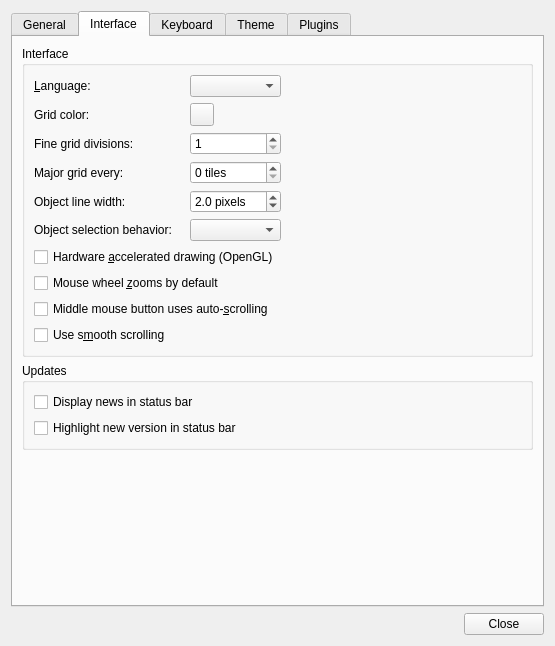
Before: the Qt Designer form src/tiled/preferencesdialog.ui in mapeditor/tiled, drawn with Qt 5.
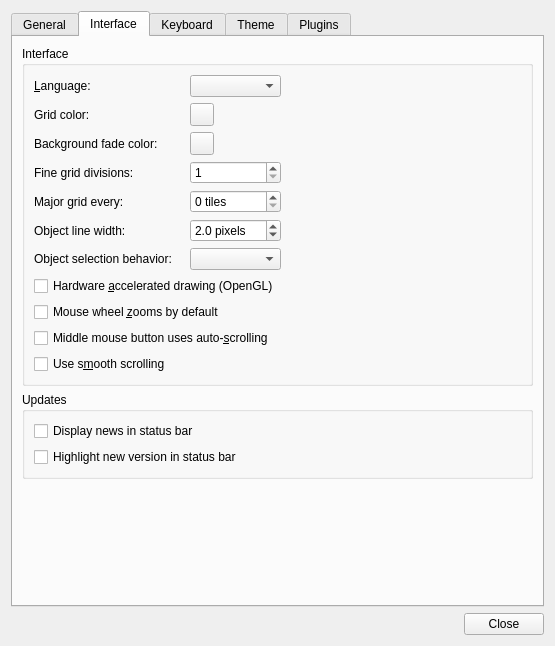
After: the same form once the commit is applied. The open tabs and pages were chosen to show the change. Custom widgets are drawn as their Qt base class.

The edit to the form file:
```diff
--- a/src/tiled/preferencesdialog.ui
+++ b/src/tiled/preferencesdialog.ui
@@ -188,30 +188,7 @@
             </property>
            </widget>
           </item>
-          <item row="2" column="3">
-           <widget class="Tiled::ColorButton" name="gridColor"/>
-          </item>
-          <item row="3" column="0">
-           <widget class="QLabel" name="label_4">
-            <property name="text">
-             <string>Fine grid divisions:</string>
-            </property>
-            <property name="buddy">
-             <cstring>gridFine</cstring>
-            </property>
-           </widget>
-          </item>
           <item row="6" column="0">
-           <widget class="QLabel" name="label_6">
-            <property name="text">
-             <string>Object selection behavior:</string>
-            </property>
-            <property name="buddy">
-             <cstring>objectSelectionBehaviorCombo</cstring>
-            </property>
-           </widget>
-          </item>
-          <item row="5" column="0">
            <widget class="QLabel" name="label">
             <property name="text">
              <string>Object line width:</string>
@@ -221,7 +198,34 @@
             </property>
            </widget>
           </item>
-          <item row="5" column="3">
+          <item row="0" column="0">
+           <widget class="QLabel" name="label_2">
+            <property name="text">
+             <string>&amp;Language:</string>
+            </property>
+            <property name="buddy">
+             <cstring>languageCombo</cstring>
+            </property>
+           </widget>
+          </item>
+          <item row="5" column="0">
+           <widget class="QLabel" name="label_7">
+            <property name="text">
+             <string>Major grid every:</string>
+            </property>
+           </widget>
+          </item>
+          <item row="0" column="3">
+           <widget class="QComboBox" name="languageCombo"/>
+          </item>
+          <item row="10" column="0" colspan="5">
+           <widget class="QCheckBox" name="wheelZoomsByDefault">
+            <property name="text">
+             <string>Mouse wheel &amp;zooms by default</string>
+            </property>
+           </widget>
+          </item>
+          <item row="6" column="3">
            <widget class="QDoubleSpinBox" name="objectLineWidth">
             <property name="suffix">
              <string> pixels</string>
@@ -237,20 +241,7 @@
             </property>
            </widget>
           </item>
-          <item row="3" column="3">
-           <widget class="QSpinBox" name="gridFine">
-            <property name="minimum">
-             <number>1</number>
-            </property>
-            <property name="maximum">
-             <number>128</number>
-            </property>
-           </widget>
-          </item>
-          <item row="0" column="3">
-           <widget class="QComboBox" name="languageCombo"/>
-          </item>
-          <item row="11" column="0" colspan="5">
+          <item row="12" column="0" colspan="5">
            <widget class="QCheckBox" name="smoothScrolling">
             <property name="text">
              <string>Use s&amp;mooth scrolling</string>
@@ -270,54 +261,73 @@
             </property>
            </spacer>
           </item>
-          <item row="8" column="0" colspan="5">
-           <widget class="QCheckBox" name="openGL">
-            <property name="text">
-             <string>Hardware &amp;accelerated drawing (OpenGL)</string>
-            </property>
-           </widget>
-          </item>
-          <item row="10" column="0" colspan="5">
+          <item row="11" column="0" colspan="5">
            <widget class="QCheckBox" name="autoScrolling">
             <property name="text">
              <string>Middle mouse button uses auto-&amp;scrolling</string>
             </property>
            </widget>
           </item>
-          <item row="0" column="0">
-           <widget class="QLabel" name="label_2">
-            <property name="text">
-             <string>&amp;Language:</string>
-            </property>
-            <property name="buddy">
-             <cstring>languageCombo</cstring>
-            </property>
-           </widget>
-          </item>
-          <item row="9" column="0" colspan="5">
-           <widget class="QCheckBox" name="wheelZoomsByDefault">
-            <property name="text">
-             <string>Mouse wheel &amp;zooms by default</string>
-            </property>
-           </widget>
-          </item>
-          <item row="6" column="3">
+          <item row="7" column="3">
            <widget class="QComboBox" name="objectSelectionBehaviorCombo"/>
           </item>
-          <item row="4" column="0">
-           <widget class="QLabel" name="label_7">
-            <property name="text">
-             <string>Major grid every:</string>
-            </property>
-           </widget>
-          </item>
-          <item row="4" column="3">
+          <item row="5" column="3">
            <widget class="QSpinBox" name="gridMajor">
             <property name="suffix">
              <string> tiles</string>
             </property>
            </widget>
           </item>
+          <item row="2" column="3">
+           <widget class="Tiled::ColorButton" name="gridColor"/>
+          </item>
+          <item row="4" column="3">
+           <widget class="QSpinBox" name="gridFine">
+            <property name="minimum">
+             <number>1</number>
+            </property>
+            <property name="maximum">
+             <number>128</number>
+            </property>
+           </widget>
+          </item>
+          <item row="4" column="0">
+           <widget class="QLabel" name="label_4">
+            <property name="text">
+             <string>Fine grid divisions:</string>
+            </property>
+            <property name="buddy">
+             <cstring>gridFine</cstring>
+            </property>
+           </widget>
+          </item>
+          <item row="7" column="0">
+           <widget class="QLabel" name="label_6">
+            <property name="text">
+             <string>Object selection behavior:</string>
+            </property>
+            <property name="buddy">
+             <cstring>objectSelectionBehaviorCombo</cstring>
+            </property>
+           </widget>
+          </item>
+          <item row="9" column="0" colspan="5">
+           <widget class="QCheckBox" name="openGL">
+            <property name="text">
+             <string>Hardware &amp;accelerated drawing (OpenGL)</string>
+            </property>
+           </widget>
+          </item>
+          <item row="3" column="0">
+           <widget class="QLabel" name="label_8">
+            <property name="text">
+             <string>Background fade color:</string>
+            </property>
+           </widget>
+          </item>
+          <item row="3" column="3">
+           <widget class="Tiled::ColorButton" name="backgroundFadeColor"/>
+          </item>
          </layout>
         </widget>
        </item>
```
Left out of the diff: 1 changed line with no effect on the pictures.
